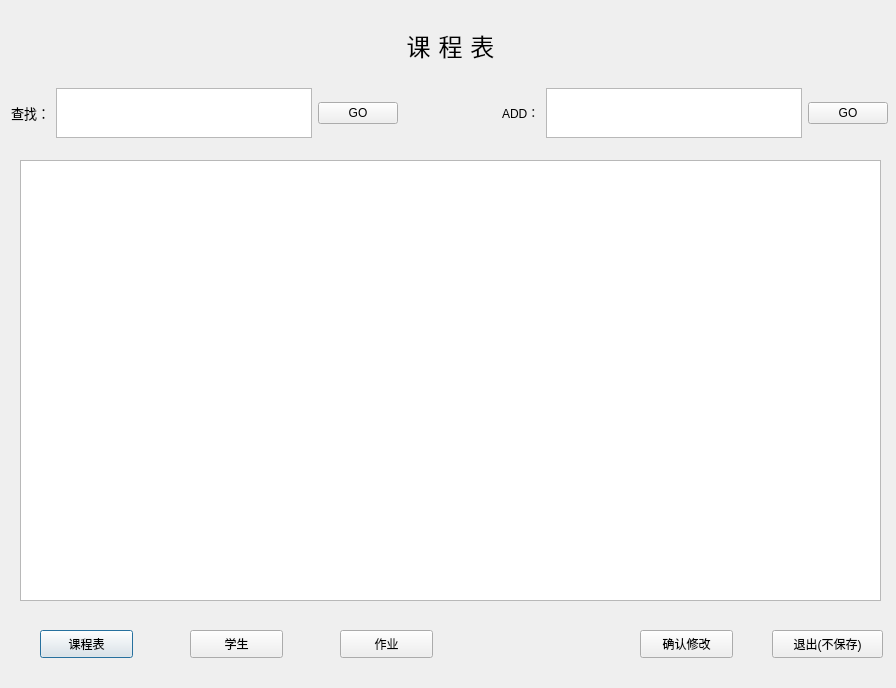
ALongTail/Class-Managing-System, file 2.0/Class-Managing-System/information.ui: the form before one commit.
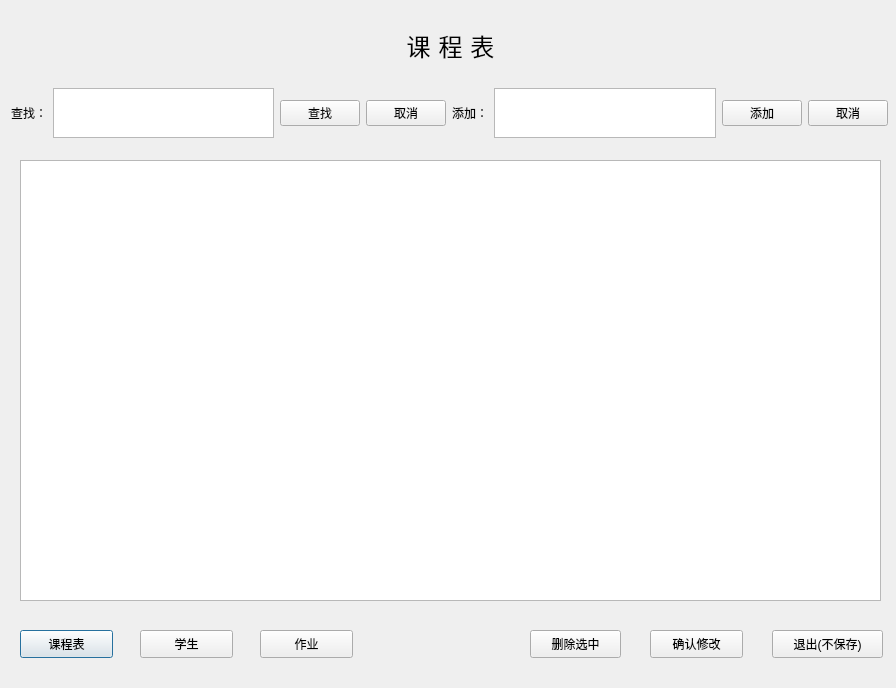
The form after the commit.

Commit message: 还差添加和删除

What changed in the file:
```diff
--- a/2.0/Class-Managing-System/information.ui
+++ b/2.0/Class-Managing-System/information.ui
@@ -41,7 +41,7 @@
   <widget class="QPushButton" name="schedule">
    <property name="geometry">
     <rect>
-     <x>40</x>
+     <x>20</x>
      <y>630</y>
      <width>93</width>
      <height>28</height>
@@ -57,7 +57,7 @@
   <widget class="QPushButton" name="students">
    <property name="geometry">
     <rect>
-     <x>190</x>
+     <x>140</x>
      <y>630</y>
      <width>93</width>
      <height>28</height>
@@ -102,10 +102,16 @@
     </size>
    </property>
    <layout class="QGridLayout" name="gridLayout_2">
-    <item row="0" column="5">
-     <widget class="QLabel" name="label_3">
+    <item row="0" column="6">
+     <widget class="QTextEdit" name="textEdit_2"/>
+    </item>
+    <item row="0" column="8">
+     <widget class="QPushButton" name="pushButton">
+      <property name="cursor">
+       <cursorShape>PointingHandCursor</cursorShape>
+      </property>
       <property name="text">
-       <string>ADD：</string>
+       <string>取消</string>
       </property>
      </widget>
     </item>
@@ -115,58 +121,53 @@
        <cursorShape>PointingHandCursor</cursorShape>
       </property>
       <property name="text">
-       <string>GO</string>
+       <string>查找</string>
       </property>
      </widget>
     </item>
     <item row="0" column="1">
      <widget class="QTextEdit" name="textEdit"/>
     </item>
-    <item row="0" column="7">
-     <widget class="QPushButton" name="BtnAdd">
-      <property name="cursor">
-       <cursorShape>PointingHandCursor</cursorShape>
-      </property>
-      <property name="text">
-       <string>GO</string>
-      </property>
-     </widget>
-    </item>
     <item row="0" column="0">
-     <widget class="QLabel" name="label_2">
-      <property name="font">
-       <font>
-        <family>Adobe Devanagari</family>
-        <pointsize>10</pointsize>
-       </font>
-      </property>
+     <widget class="QLabel" name="label">
       <property name="text">
        <string>查找：</string>
       </property>
      </widget>
     </item>
-    <item row="0" column="6">
-     <widget class="QTextEdit" name="textEdit_2"/>
+    <item row="0" column="7">
+     <widget class="QPushButton" name="BtnAdd">
+      <property name="cursor">
+       <cursorShape>PointingHandCursor</cursorShape>
+      </property>
+      <property name="text">
+       <string>添加</string>
+      </property>
+     </widget>
     </item>
     <item row="0" column="4">
-     <spacer name="horizontalSpacer_2">
-      <property name="orientation">
-       <enum>Qt::Horizontal</enum>
+     <widget class="QPushButton" name="BtnCancel">
+      <property name="cursor">
+       <cursorShape>PointingHandCursor</cursorShape>
       </property>
-      <property name="sizeHint" stdset="0">
-       <size>
-        <width>40</width>
-        <height>20</height>
-       </size>
+      <property name="text">
+       <string>取消</string>
       </property>
-     </spacer>
+     </widget>
+    </item>
+    <item row="0" column="5">
+     <widget class="QLabel" name="label_2">
+      <property name="text">
+       <string>添加：</string>
+      </property>
+     </widget>
     </item>
    </layout>
   </widget>
   <widget class="QPushButton" name="homework">
    <property name="geometry">
     <rect>
-     <x>340</x>
+     <x>260</x>
      <y>630</y>
      <width>93</width>
      <height>28</height>
@@ -182,7 +183,7 @@
   <widget class="QPushButton" name="BtnEdit">
    <property name="geometry">
     <rect>
-     <x>640</x>
+     <x>650</x>
      <y>630</y>
      <width>93</width>
      <height>28</height>
@@ -202,6 +203,22 @@
     </rect>
    </property>
   </widget>
+  <widget class="QPushButton" name="BtnDrop">
+   <property name="geometry">
+    <rect>
+     <x>530</x>
+     <y>630</y>
+     <width>91</width>
+     <height>28</height>
+    </rect>
+   </property>
+   <property name="cursor">
+    <cursorShape>PointingHandCursor</cursorShape>
+   </property>
+   <property name="text">
+    <string>删除选中</string>
+   </property>
+  </widget>
  </widget>
  <resources/>
  <connections/>
```
Left out of the diff: 3 changed lines with no effect on the pictures. The commit also changes 21 other files.
